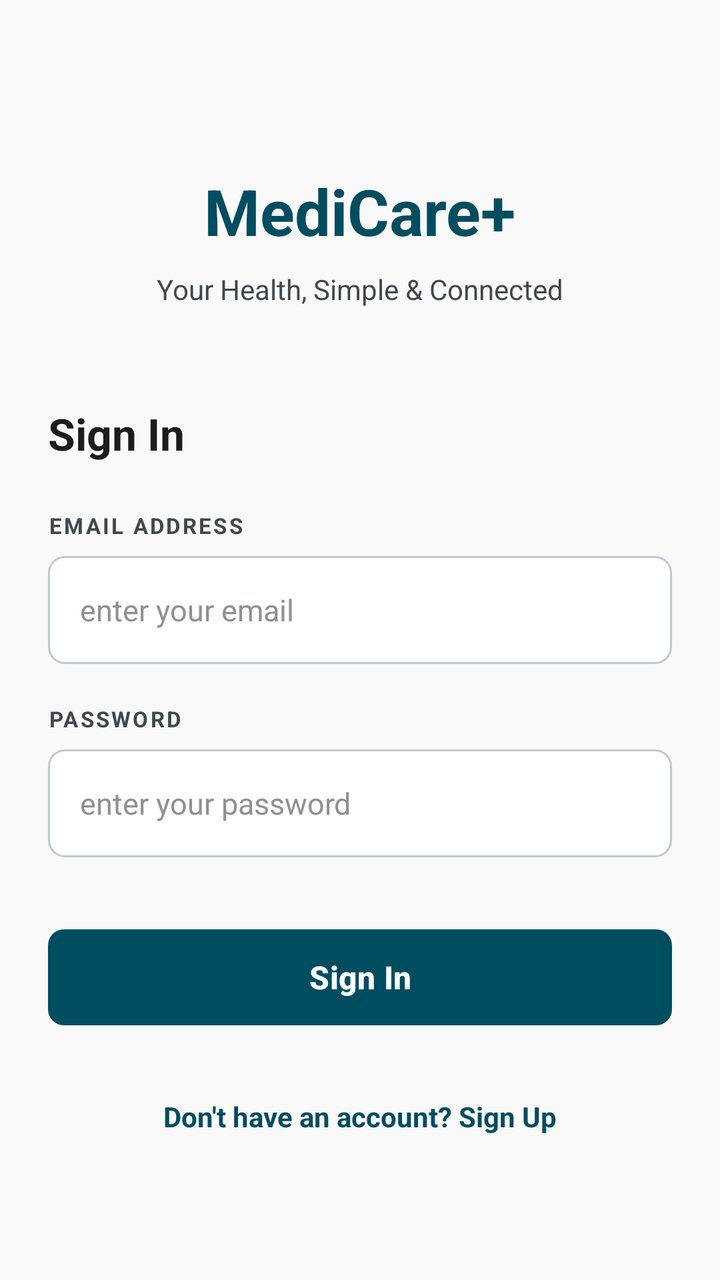
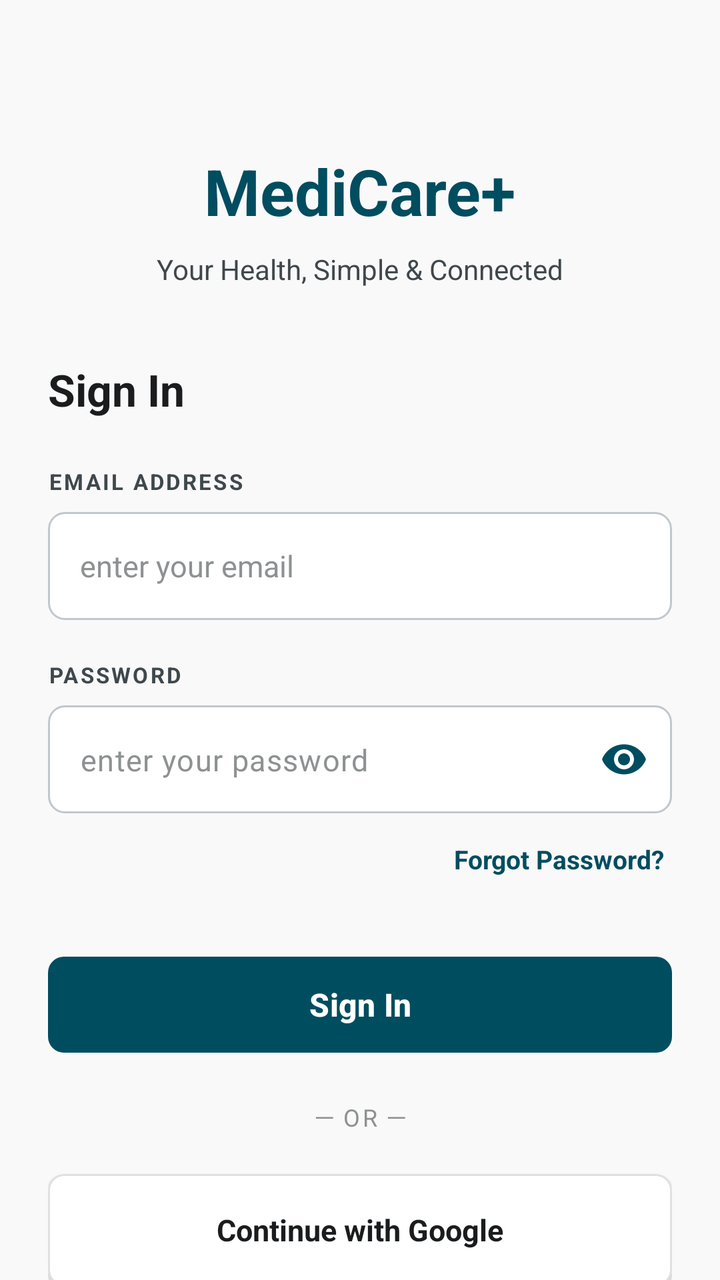

Two renders of the same Android screen: before a commit and after it. Below are the layout's source before the change and the commit's diff.
<!-- AndroidManifest.xml: activity theme Theme.Medicare -->
<!-- res/layout/activity_login.xml -->
<?xml version="1.0" encoding="utf-8"?>
<androidx.constraintlayout.widget.ConstraintLayout xmlns:android="http://schemas.android.com/apk/res/android"
    xmlns:app="http://schemas.android.com/apk/res-auto"
    xmlns:tools="http://schemas.android.com/tools"
    android:layout_width="match_parent"
    android:layout_height="match_parent"
    android:background="@color/background">

    <androidx.core.widget.NestedScrollView
        android:layout_width="match_parent"
        android:layout_height="match_parent"
        android:fillViewport="true">

        <androidx.constraintlayout.widget.ConstraintLayout
            android:layout_width="match_parent"
            android:layout_height="wrap_content"
            android:padding="24dp">

            
            <TextView
                android:id="@+id/txt_app_title"
                android:layout_width="wrap_content"
                android:layout_height="wrap_content"
                android:text="MediCare+"
                android:textSize="32sp"
                android:textStyle="bold"
                android:textColor="@color/primary"
                android:layout_marginTop="60dp"
                app:layout_constraintLeft_toLeftOf="parent"
                app:layout_constraintRight_toRightOf="parent"
                app:layout_constraintTop_toTopOf="parent" />

            <TextView
                android:id="@+id/txt_subtitle"
                android:layout_width="wrap_content"
                android:layout_height="wrap_content"
                android:text="Your Health, Simple &amp; Connected"
                android:textSize="14sp"
                android:textColor="@color/text_secondary"
                android:layout_marginTop="8dp"
                app:layout_constraintLeft_toLeftOf="parent"
                app:layout_constraintRight_toRightOf="parent"
                app:layout_constraintTop_toBottomOf="@id/txt_app_title" />

            
            <TextView
                android:id="@+id/lbl_login_title"
                android:layout_width="wrap_content"
                android:layout_height="wrap_content"
                android:text="Sign In"
                android:textSize="22sp"
                android:textStyle="bold"
                android:textColor="@color/text_primary"
                android:layout_marginTop="48dp"
                app:layout_constraintLeft_toLeftOf="parent"
                app:layout_constraintTop_toBottomOf="@id/txt_subtitle" />

            
            <TextView
                android:id="@+id/lbl_login_email"
                android:layout_width="wrap_content"
                android:layout_height="wrap_content"
                android:text="EMAIL ADDRESS"
                android:textSize="11sp"
                android:textStyle="bold"
                android:textColor="@color/text_secondary"
                android:letterSpacing="0.1"
                android:layout_marginTop="24dp"
                app:layout_constraintLeft_toLeftOf="parent"
                app:layout_constraintTop_toBottomOf="@id/lbl_login_title" />

            <EditText
                android:id="@+id/input_login_email"
                android:layout_width="match_parent"
                android:layout_height="54dp"
                android:layout_marginTop="8dp"
                android:hint="enter your email"
                android:textColorHint="@color/neutral_gray"
                android:textColor="@color/text_primary"
                android:background="@drawable/bg_input_selector"
                android:paddingStart="16dp"
                android:paddingEnd="16dp"
                android:textSize="15sp"
                android:inputType="textEmailAddress"
                android:maxLines="1"
                app:layout_constraintTop_toBottomOf="@id/lbl_login_email" />

            
            <TextView
                android:id="@+id/lbl_login_password"
                android:layout_width="wrap_content"
                android:layout_height="wrap_content"
                android:text="PASSWORD"
                android:textSize="11sp"
                android:textStyle="bold"
                android:textColor="@color/text_secondary"
                android:letterSpacing="0.1"
                android:layout_marginTop="20dp"
                app:layout_constraintLeft_toLeftOf="parent"
                app:layout_constraintTop_toBottomOf="@id/input_login_email" />

            <EditText
                android:id="@+id/input_login_password"
                android:layout_width="match_parent"
                android:layout_height="54dp"
                android:layout_marginTop="8dp"
                android:hint="enter your password"
                android:textColorHint="@color/neutral_gray"
                android:textColor="@color/text_primary"
                android:background="@drawable/bg_input_selector"
                android:paddingStart="16dp"
                android:paddingEnd="16dp"
                android:textSize="15sp"
                android:inputType="textPassword"
                android:maxLines="1"
                app:layout_constraintTop_toBottomOf="@id/lbl_login_password" />

            
            <Button
                android:id="@+id/btn_login_submit"
                android:layout_width="match_parent"
                android:layout_height="56dp"
                android:layout_marginTop="32dp"
                android:text="Sign In"
                android:textColor="@color/white"
                android:textSize="16sp"
                android:textStyle="bold"
                app:backgroundTint="@color/primary"
                app:cornerRadius="8dp"
                app:layout_constraintTop_toBottomOf="@id/input_login_password" />

            
            <TextView
                android:id="@+id/btn_goto_register"
                android:layout_width="wrap_content"
                android:layout_height="wrap_content"
                android:text="Don't have an account? Sign Up"
                android:textSize="14sp"
                android:textColor="@color/primary"
                android:textStyle="bold"
                android:layout_marginTop="24dp"
                android:padding="8dp"
                app:layout_constraintLeft_toLeftOf="parent"
                app:layout_constraintRight_toRightOf="parent"
                app:layout_constraintTop_toBottomOf="@id/btn_login_submit" />

        </androidx.constraintlayout.widget.ConstraintLayout>
    </androidx.core.widget.NestedScrollView>

</androidx.constraintlayout.widget.ConstraintLayout>
<!-- resources referenced by this layout -->
<resources>
  <color name="background">#faf9fa</color>
  <color name="neutral_gray">#8e9192</color>
  <color name="primary">#004d60</color>
  <color name="text_primary">#1a1c1d</color>
  <color name="text_secondary">#3f484c</color>
  <color name="white">#ffffff</color>
  <!-- drawable bg_input_selector (drawable) -->
  <?xml version="1.0" encoding="utf-8"?>
  <selector xmlns:android="http://schemas.android.com/apk/res/android">
      <item android:state_focused="true" android:drawable="@drawable/bg_input_focused" />
      <item android:drawable="@drawable/bg_input_default" />
  </selector>
  <style name="Theme.Medicare" parent="Theme.Material3.DayNight.NoActionBar">
  
          <item name="colorPrimary">@color/primary</item>
          <item name="colorPrimaryContainer">@color/primary_dark</item>
  
          <item name="android:statusBarColor">@color/primary_dark</item>
  
          <item name="android:windowBackground">@color/background</item>
  
      </style>
  <!-- drawable bg_input_focused (drawable) -->
  <?xml version="1.0" encoding="utf-8"?>
  <shape xmlns:android="http://schemas.android.com/apk/res/android"
      android:shape="rectangle">
      <solid android:color="@color/white" />
      <stroke
          android:width="2dp"
          android:color="@color/primary" />
      <corners android:radius="8dp" />
  </shape>
  <!-- drawable bg_input_default (drawable) -->
  <?xml version="1.0" encoding="utf-8"?>
  <shape xmlns:android="http://schemas.android.com/apk/res/android"
      android:shape="rectangle">
      <solid android:color="@color/white" />
      <stroke
          android:width="1dp"
          android:color="#BFC8CD" />
      <corners android:radius="8dp" />
  </shape>
  <color name="primary_dark">#003745</color>
</resources>

<!-- the commit's change to res/layout/activity_login.xml (unified diff, before → after) -->
@@ -25,7 +25,7 @@
                 android:textSize="32sp"
                 android:textStyle="bold"
                 android:textColor="@color/primary"
-                android:layout_marginTop="60dp"
+                android:layout_marginTop="50dp"
                 app:layout_constraintLeft_toLeftOf="parent"
                 app:layout_constraintRight_toRightOf="parent"
                 app:layout_constraintTop_toTopOf="parent" />
@@ -51,7 +51,7 @@
                 android:textSize="22sp"
                 android:textStyle="bold"
                 android:textColor="@color/text_primary"
-                android:layout_marginTop="48dp"
+                android:layout_marginTop="36dp"
                 app:layout_constraintLeft_toLeftOf="parent"
                 app:layout_constraintTop_toBottomOf="@id/txt_subtitle" />
 
@@ -99,21 +99,44 @@
                 app:layout_constraintLeft_toLeftOf="parent"
                 app:layout_constraintTop_toBottomOf="@id/input_login_email" />
 
-            <EditText
-                android:id="@+id/input_login_password"
-                android:layout_width="match_parent"
-                android:layout_height="54dp"
+            <com.google.android.material.textfield.TextInputLayout
+                android:id="@+id/layout_login_password"
+                android:layout_width="match_parent"
+                android:layout_height="wrap_content"
                 android:layout_marginTop="8dp"
-                android:hint="enter your password"
-                android:textColorHint="@color/neutral_gray"
-                android:textColor="@color/text_primary"
-                android:background="@drawable/bg_input_selector"
-                android:paddingStart="16dp"
-                android:paddingEnd="16dp"
-                android:textSize="15sp"
-                android:inputType="textPassword"
-                android:maxLines="1"
-                app:layout_constraintTop_toBottomOf="@id/lbl_login_password" />
+                app:hintEnabled="false"
+                app:passwordToggleEnabled="true"
+                app:passwordToggleTint="@color/primary"
+                app:layout_constraintTop_toBottomOf="@id/lbl_login_password">
+
+                <EditText
+                    android:id="@+id/input_login_password"
+                    android:layout_width="match_parent"
+                    android:layout_height="54dp"
+                    android:hint="enter your password"
+                    android:textColorHint="@color/neutral_gray"
+                    android:textColor="@color/text_primary"
+                    android:background="@drawable/bg_input_selector"
+                    android:paddingStart="16dp"
+                    android:paddingEnd="48dp"
+                    android:textSize="15sp"
+                    android:inputType="textPassword"
+                    android:maxLines="1" />
+            </com.google.android.material.textfield.TextInputLayout>
+
+            
+            <TextView
+                android:id="@+id/btn_forgot_password"
+                android:layout_width="wrap_content"
+                android:layout_height="wrap_content"
+                android:text="Forgot Password?"
+                android:textSize="13sp"
+                android:textColor="@color/primary"
+                android:textStyle="bold"
+                android:layout_marginTop="10dp"
+                android:padding="4dp"
+                app:layout_constraintRight_toRightOf="parent"
+                app:layout_constraintTop_toBottomOf="@id/layout_login_password" />
 
             
             <Button
@@ -127,7 +150,51 @@
                 android:textStyle="bold"
                 app:backgroundTint="@color/primary"
                 app:cornerRadius="8dp"
-                app:layout_constraintTop_toBottomOf="@id/input_login_password" />
+                app:layout_constraintTop_toBottomOf="@id/btn_forgot_password" />
+
+            
+            <TextView
+                android:id="@+id/txt_or"
+                android:layout_width="wrap_content"
+                android:layout_height="wrap_content"
+                android:text="─ OR ─"
+                android:textColor="@color/neutral_gray"
+                android:textSize="12sp"
+                android:letterSpacing="0.1"
+                android:layout_marginTop="20dp"
+                app:layout_constraintLeft_toLeftOf="parent"
+                app:layout_constraintRight_toRightOf="parent"
+                app:layout_constraintTop_toBottomOf="@id/btn_login_submit"/>
+
+            
+            <com.google.android.material.card.MaterialCardView
+                android:id="@+id/btn_google_signin"
+                android:layout_width="match_parent"
+                android:layout_height="56dp"
+                android:layout_marginTop="20dp"
+                app:cardCornerRadius="8dp"
+                app:cardElevation="1dp"
+                app:strokeWidth="1dp"
+                app:strokeColor="@color/divider"
+                app:cardBackgroundColor="@color/white"
+                app:layout_constraintTop_toBottomOf="@id/txt_or">
+
+                <LinearLayout
+                    android:layout_width="wrap_content"
+                    android:layout_height="wrap_content"
+                    android:layout_gravity="center"
+                    android:orientation="horizontal"
+                    android:gravity="center">
+
+                    <TextView
+                        android:layout_width="wrap_content"
+                        android:layout_height="wrap_content"
+                        android:text="Continue with Google"
+                        android:textColor="@color/text_primary"
+                        android:textSize="15sp"
+                        android:textStyle="bold" />
+                </LinearLayout>
+            </com.google.android.material.card.MaterialCardView>
 
             
             <TextView
@@ -142,7 +209,18 @@
                 android:padding="8dp"
                 app:layout_constraintLeft_toLeftOf="parent"
                 app:layout_constraintRight_toRightOf="parent"
-                app:layout_constraintTop_toBottomOf="@id/btn_login_submit" />
+                app:layout_constraintTop_toBottomOf="@id/btn_google_signin" />
+
+            <ProgressBar
+                android:id="@+id/progress_login"
+                android:layout_width="wrap_content"
+                android:layout_height="wrap_content"
+                android:visibility="gone"
+                android:indeterminateTint="@color/primary"
+                app:layout_constraintLeft_toLeftOf="parent"
+                app:layout_constraintRight_toRightOf="parent"
+                app:layout_constraintTop_toTopOf="parent"
+                app:layout_constraintBottom_toBottomOf="parent"/>
 
         </androidx.constraintlayout.widget.ConstraintLayout>
     </androidx.core.widget.NestedScrollView>
<!-- resource entries referenced after the edit -->
@@ -1,6 +1,7 @@
 <!-- resources referenced by this layout -->
 <resources>
   <color name="background">#faf9fa</color>
+  <color name="divider">#e0e0e0</color>
   <color name="neutral_gray">#8e9192</color>
   <color name="primary">#004d60</color>
   <color name="text_primary">#1a1c1d</color>
